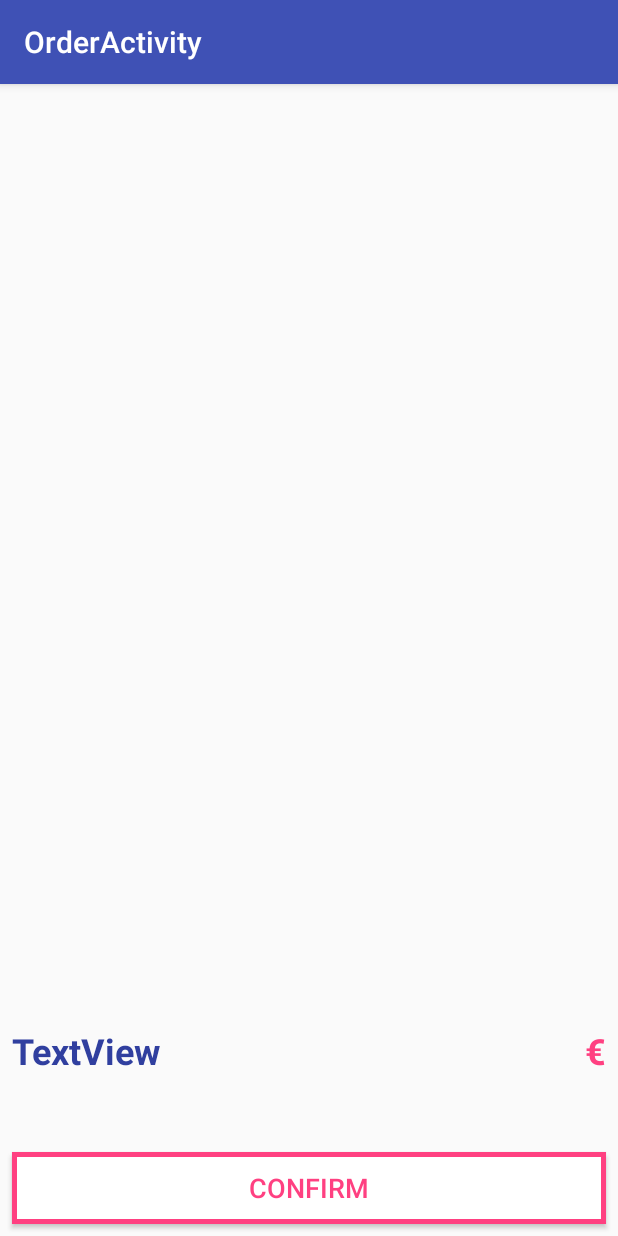
After one commit to SoulApps/PR9-Shop, an Android app: the OrderActivity screen opened directly, with no data from a screen before it, on a phone screen of 412 x 824 dp. The commit adds this screen. Run offline under Robolectric (Android 15) with nearby library versions, the phone set to English and light mode, and no system bars; 1 statement that could not run was skipped.

Commit message:
v 0.3. Added cart layout.
Added button.

```diff
--- a/app/build.gradle
+++ b/app/build.gradle
@@ -29,4 +29,5 @@ dependencies {
     compile 'com.jakewharton:butterknife:8.8.1'
     annotationProcessor 'com.jakewharton:butterknife-compiler:8.8.1'
     compile 'me.relex:circleindicator:1.2.2@aar'
+    compile 'com.android.support:recyclerview-v7:26.1.0'
 }
--- a/app/src/main/AndroidManifest.xml
+++ b/app/src/main/AndroidManifest.xml
@@ -19,6 +19,10 @@
                 <category android:name="android.intent.category.LAUNCHER" />
             </intent-filter>
         </activity>
+        <activity
+            android:name=".OrderActivity"
+            android:label="@string/title_activity_order"
+            android:theme="@style/AppTheme.NoActionBar"></activity>
     </application>
 
 </manifest>
--- /dev/null
+++ b/app/src/main/java/com/example/soul/pr9_shop/OrderActivity.java
@@ -0,0 +1,29 @@
+package com.example.soul.pr9_shop;
+
+import android.os.Bundle;
+import android.support.design.widget.FloatingActionButton;
+import android.support.design.widget.Snackbar;
+import android.support.v7.app.AppCompatActivity;
+import android.support.v7.widget.Toolbar;
+import android.view.View;
+
+public class OrderActivity extends AppCompatActivity {
+
+    @Override
+    protected void onCreate(Bundle savedInstanceState) {
+        super.onCreate(savedInstanceState);
+        setContentView(R.layout.activity_order);
+        Toolbar toolbar = (Toolbar) findViewById(R.id.toolbar);
+        setSupportActionBar(toolbar);
+
+        FloatingActionButton fab = (FloatingActionButton) findViewById(R.id.fab);
+        fab.setOnClickListener(new View.OnClickListener() {
+            @Override
+            public void onClick(View view) {
+                Snackbar.make(view, "Replace with your own action", Snackbar.LENGTH_LONG)
+                        .setAction("Action", null).show();
+            }
+        });
+    }
+
+}
--- /dev/null
+++ b/app/src/main/res/drawable/btn_order.xml
@@ -0,0 +1,7 @@
+<?xml version="1.0" encoding="utf-8"?>
+<shape xmlns:android="http://schemas.android.com/apk/res/android"
+    android:shape="rectangle">
+    <gradient android:startColor="#fff"
+        android:endColor="#fff"/>
+    <stroke android:width="5px" android:color="@color/colorAccent" />
+</shape>
--- /dev/null
+++ b/app/src/main/res/layout/activity_order.xml
@@ -0,0 +1,26 @@
+<?xml version="1.0" encoding="utf-8"?>
+<android.support.design.widget.CoordinatorLayout xmlns:android="http://schemas.android.com/apk/res/android"
+    xmlns:app="http://schemas.android.com/apk/res-auto"
+    xmlns:tools="http://schemas.android.com/tools"
+    android:layout_width="match_parent"
+    android:layout_height="match_parent"
+    tools:context="com.example.soul.pr9_shop.OrderActivity">
+
+    <android.support.design.widget.AppBarLayout
+        android:layout_width="match_parent"
+        android:layout_height="wrap_content"
+        android:theme="@style/AppTheme.AppBarOverlay">
+
+        <android.support.v7.widget.Toolbar
+            android:id="@+id/toolbar"
+            android:layout_width="match_parent"
+            android:layout_height="?attr/actionBarSize"
+            android:background="?attr/colorPrimary"
+            app:popupTheme="@style/AppTheme.PopupOverlay" />
+
+    </android.support.design.widget.AppBarLayout>
+
+    <include layout="@layout/content_order" />
+
+
+</android.support.design.widget.CoordinatorLayout>
--- /dev/null
+++ b/app/src/main/res/layout/content_order.xml
@@ -0,0 +1,102 @@
+<?xml version="1.0" encoding="utf-8"?>
+<android.support.constraint.ConstraintLayout xmlns:android="http://schemas.android.com/apk/res/android"
+    xmlns:app="http://schemas.android.com/apk/res-auto"
+    xmlns:tools="http://schemas.android.com/tools"
+    android:layout_width="match_parent"
+    android:layout_height="match_parent"
+    app:layout_behavior="@string/appbar_scrolling_view_behavior"
+    tools:context="com.example.soul.pr9_shop.OrderActivity"
+    tools:layout_editor_absoluteY="81dp"
+    tools:showIn="@layout/activity_order">
+
+    <android.support.constraint.Guideline
+        android:id="@+id/activity_order_horizontalGuide"
+        android:layout_width="wrap_content"
+        android:layout_height="wrap_content"
+        android:orientation="horizontal"
+        app:layout_constraintGuide_percent="0.75" />
+
+    <android.support.v7.widget.RecyclerView
+        android:id="@+id/activity_order_lstOrder"
+        android:layout_width="0dp"
+        android:layout_height="0dp"
+        android:layout_marginTop="8dp"
+        android:fadeScrollbars="false"
+        app:layout_behavior="@string/appbar_scrolling_view_behavior"
+        app:layout_constraintBottom_toTopOf="@+id/activity_order_horizontalGuide"
+        app:layout_constraintEnd_toEndOf="parent"
+        app:layout_constraintStart_toStartOf="parent"
+        app:layout_constraintTop_toTopOf="parent" />
+
+    <TextView
+        android:id="@+id/activity_order_lblTotal"
+        android:layout_width="0dp"
+        android:layout_height="wrap_content"
+        android:layout_marginBottom="8dp"
+        android:layout_marginEnd="8dp"
+        android:layout_marginStart="8dp"
+        android:layout_marginTop="8dp"
+        android:text="@string/Total"
+        android:textColor="@color/colorPrimaryDark"
+        android:textSize="24sp"
+        android:textStyle="bold"
+        app:layout_constraintBottom_toTopOf="@+id/activity_order_BtnConfirmOrder"
+        app:layout_constraintEnd_toStartOf="@+id/activity_order_lblPrice"
+        app:layout_constraintHorizontal_bias="0.5"
+        app:layout_constraintStart_toStartOf="parent"
+        app:layout_constraintTop_toBottomOf="@+id/activity_order_lstOrder"
+        tools:text="Total:" />
+
+    <TextView
+        android:id="@+id/activity_order_lblPrice"
+        android:layout_width="wrap_content"
+        android:layout_height="wrap_content"
+        android:layout_marginBottom="8dp"
+        android:layout_marginStart="8dp"
+        android:layout_marginTop="8dp"
+        android:textAlignment="textStart"
+        android:textColor="@color/colorAccent"
+        android:textSize="24sp"
+        android:textStyle="bold"
+        app:layout_constraintBottom_toTopOf="@+id/activity_order_BtnConfirmOrder"
+        app:layout_constraintEnd_toStartOf="@+id/activity_order_Currency"
+        app:layout_constraintHorizontal_bias="0.5"
+        app:layout_constraintStart_toEndOf="@+id/activity_order_lblTotal"
+        app:layout_constraintTop_toBottomOf="@+id/activity_order_lstOrder"
+        tools:text="100.50" />
+
+    <TextView
+        android:id="@+id/activity_order_Currency"
+        android:layout_width="wrap_content"
+        android:layout_height="wrap_content"
+        android:layout_marginBottom="8dp"
+        android:layout_marginEnd="8dp"
+        android:layout_marginTop="8dp"
+        android:text="@string/activity_order_lblCurrencyText"
+        android:textAlignment="viewStart"
+        android:textColor="@color/colorAccent"
+        android:textSize="24sp"
+        android:textStyle="bold"
+        app:layout_constraintBottom_toTopOf="@+id/activity_order_BtnConfirmOrder"
+        app:layout_constraintEnd_toEndOf="parent"
+        app:layout_constraintStart_toEndOf="@+id/activity_order_lblPrice"
+        app:layout_constraintTop_toBottomOf="@+id/activity_order_lstOrder" />
+
+    <Button
+        android:id="@+id/activity_order_BtnConfirmOrder"
+        style="@style/Widget.AppCompat.Button"
+        android:layout_width="0dp"
+        android:layout_height="wrap_content"
+        android:layout_marginBottom="8dp"
+        android:layout_marginEnd="8dp"
+        android:layout_marginStart="8dp"
+        android:background="@drawable/btn_order"
+        android:text="@string/activity_order_btnConfirmOrderText"
+        android:textAlignment="center"
+        android:textColor="@color/colorAccent"
+        android:textSize="18sp"
+        app:layout_constraintBottom_toBottomOf="parent"
+        app:layout_constraintEnd_toEndOf="parent"
+        app:layout_constraintStart_toStartOf="parent"
+        tools:text="Confirm" />
+</android.support.constraint.ConstraintLayout>
--- a/app/src/main/res/values/colors.xml
+++ b/app/src/main/res/values/colors.xml
@@ -1,6 +1,8 @@
 <?xml version="1.0" encoding="utf-8"?>
 <resources>
+    <color name="btnTextColor">#fff</color>
     <color name="colorPrimary">#3f51b5</color>
     <color name="colorPrimaryDark">#303f9f</color>
     <color name="colorAccent">#ff4081</color>
+    <color name="colorAccept">#018018</color>
 </resources>
--- a/app/src/main/res/values/strings.xml
+++ b/app/src/main/res/values/strings.xml
@@ -2,4 +2,8 @@
     <string name="app_name">PR9-Shop</string>
     <string name="action_settings">Settings</string>
     <string name="section_format">Hello World from section: %1$d</string>
+    <string name="title_activity_order">OrderActivity</string>
+    <string name="Total">TextView</string>
+    <string name="activity_order_lblCurrencyText">€</string>
+    <string name="activity_order_btnConfirmOrderText">Confirm</string>
 </resources>
```
Also changed, not shown: app/src/main/java/com/example/soul/pr9_shop/MainActivity.java (+6 -1 lines).
